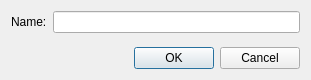
First picture: the form in Tools/Editor/assetmanager/actions/assetmanagerrenamedialog.ui, repository marcellfischbach/CobaltSKY, before the edit.
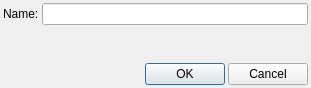
Second picture: the form after the edit.

Patch:
```diff
--- a/Tools/Editor/assetmanager/actions/assetmanagerrenamedialog.ui
+++ b/Tools/Editor/assetmanager/actions/assetmanagerrenamedialog.ui
@@ -10,7 +10,7 @@
     <x>0</x>
     <y>0</y>
     <width>311</width>
-    <height>80</height>
+    <height>88</height>
    </rect>
   </property>
   <property name="windowTitle">
@@ -20,6 +20,21 @@
    <bool>true</bool>
   </property>
   <layout class="QGridLayout" name="gridLayout">
+   <property name="leftMargin">
+    <number>3</number>
+   </property>
+   <property name="topMargin">
+    <number>3</number>
+   </property>
+   <property name="rightMargin">
+    <number>3</number>
+   </property>
+   <property name="bottomMargin">
+    <number>3</number>
+   </property>
+   <property name="spacing">
+    <number>3</number>
+   </property>
    <item row="0" column="0">
     <widget class="QLabel" name="label">
      <property name="text">
@@ -45,6 +60,9 @@
    </item>
    <item row="2" column="0" colspan="2">
     <layout class="QHBoxLayout" name="horizontalLayout">
+     <property name="spacing">
+      <number>3</number>
+     </property>
      <item>
       <spacer name="horizontalSpacer">
        <property name="orientation">
```
